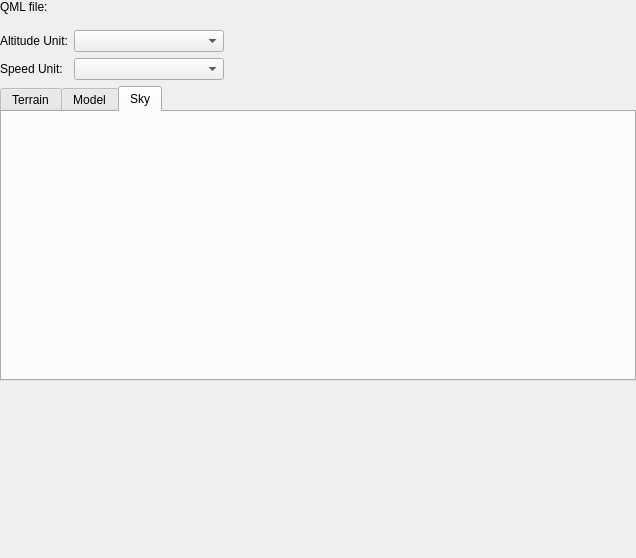
This is ground/openpilotgcs/src/plugins/pfdqml/pfdqmlgadgetoptionspage.ui in librepilot/LibrePilot as Qt 5 draws it before an edit. The edited form follows.
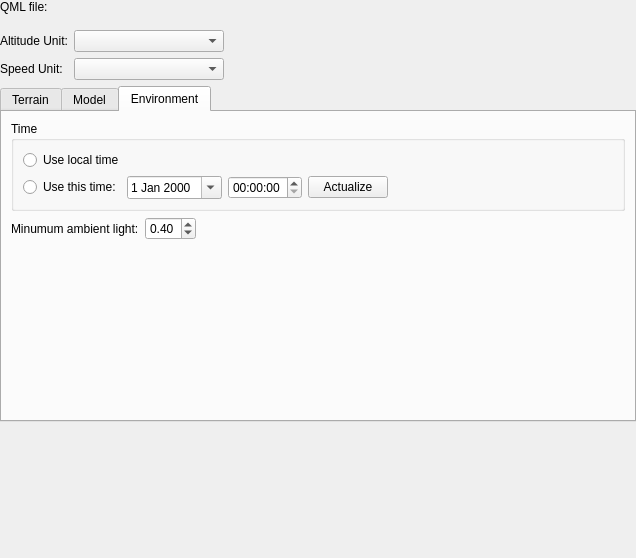
This is the edited form. The open tabs and pages were chosen to show the change. Custom widgets are drawn as their Qt base class.

Commit message: OP-1518 added more options to PFD configuration : time mode, time, minimumAmbientLight, background image

The edit to the form file:
```diff
--- a/ground/openpilotgcs/src/plugins/pfdqml/pfdqmlgadgetoptionspage.ui
+++ b/ground/openpilotgcs/src/plugins/pfdqml/pfdqmlgadgetoptionspage.ui
@@ -136,7 +136,7 @@
        <item>
         <widget class="QTabWidget" name="tabWidget">
          <property name="currentIndex">
-          <number>0</number>
+          <number>2</number>
          </property>
          <widget class="QWidget" name="tab">
           <attribute name="title">
@@ -183,6 +183,12 @@
                </layout>
               </item>
               <item>
+               <widget class="QGroupBox" name="groupBox_2">
+                <property name="title">
+                 <string>Location</string>
+                </property>
+                <layout class="QVBoxLayout" name="verticalLayout_9">
+                 <item>
                <widget class="QRadioButton" name="useGPSLocation">
                 <property name="text">
                  <string>Use GPS location</string>
@@ -218,6 +224,9 @@
                   </property>
                  </widget>
                 </item>
+                   <item row="2" column="1">
+                    <widget class="QLineEdit" name="altitude"/>
+                   </item>
                 <item row="0" column="1">
                  <widget class="QLineEdit" name="latitude"/>
                 </item>
@@ -238,17 +247,36 @@
                   </property>
                  </widget>
                 </item>
-                <item row="2" column="1">
-                 <widget class="QLineEdit" name="altitude"/>
-                </item>
-               </layout>
+                   <item row="1" column="2">
+                    <spacer name="horizontalSpacer">
+                     <property name="orientation">
+                      <enum>Qt::Horizontal</enum>
+                     </property>
+                     <property name="sizeHint" stdset="0">
+                      <size>
+                       <width>40</width>
+                       <height>20</height>
+                      </size>
+                     </property>
+                    </spacer>
+                   </item>
+                  </layout>
+                 </item>
+                </layout>
+                <zorder>label_2</zorder>
+                <zorder>useGPSLocation</zorder>
+                <zorder>useGPSLocation</zorder>
+                <zorder>useHomeLocation</zorder>
+                <zorder>usePredefinedLocation</zorder>
+                <zorder></zorder>
+               </widget>
               </item>
               <item>
                <layout class="QHBoxLayout" name="horizontalLayout_4">
                 <item>
                  <widget class="QCheckBox" name="useOnlyCache">
                   <property name="enabled">
-                   <bool>false</bool>
+                   <bool>true</bool>
                   </property>
                   <property name="text">
                    <string>Use only cache data</string>
@@ -313,6 +341,14 @@
                </widget>
               </item>
               <item>
+               <layout class="QHBoxLayout" name="horizontalLayout_6">
+                <property name="leftMargin">
+                 <number>0</number>
+                </property>
+                <property name="topMargin">
+                 <number>0</number>
+                </property>
+                <item>
                <widget class="QRadioButton" name="usePredefinedModel">
                 <property name="enabled">
                  <bool>false</bool>
@@ -330,13 +366,6 @@
                 <property name="bottomMargin">
                  <number>0</number>
                 </property>
-                <item>
-                 <widget class="QLabel" name="label_8">
-                  <property name="text">
-                   <string>Model file:</string>
-                  </property>
-                 </widget>
-                </item>
                 <item>
                  <widget class="Utils::PathChooser" name="modelFile" native="true">
                   <property name="sizePolicy">
@@ -349,6 +378,25 @@
                 </item>
                </layout>
               </item>
+               </layout>
+              </item>
+             </layout>
+            </widget>
+           </item>
+           <item>
+            <layout class="QHBoxLayout" name="horizontalLayout_7">
+             <item>
+              <widget class="QLabel" name="label_8">
+               <property name="text">
+                <string>Background image:</string>
+               </property>
+              </widget>
+             </item>
+             <item>
+              <widget class="Utils::PathChooser" name="backgroundImageFile" native="true"/>
+             </item>
+            </layout>
+           </item>
               <item>
                <spacer name="verticalSpacer_2">
                 <property name="orientation">
@@ -364,13 +412,125 @@
               </item>
              </layout>
             </widget>
-           </item>
-          </layout>
-         </widget>
          <widget class="QWidget" name="tab_2">
           <attribute name="title">
-           <string>Sky</string>
+           <string>Environment</string>
           </attribute>
+          <layout class="QVBoxLayout" name="verticalLayout_7">
+           <item>
+            <widget class="QGroupBox" name="groupBox">
+             <property name="title">
+              <string>Time</string>
+             </property>
+             <layout class="QVBoxLayout" name="verticalLayout_8">
+              <item>
+               <widget class="QRadioButton" name="useLocalTime">
+                <property name="text">
+                 <string>Use local time</string>
+                </property>
+               </widget>
+              </item>
+              <item>
+               <layout class="QHBoxLayout" name="horizontalLayout_5">
+                <property name="leftMargin">
+                 <number>0</number>
+                </property>
+                <property name="topMargin">
+                 <number>0</number>
+                </property>
+                <item>
+                 <widget class="QRadioButton" name="usePredefinedTime">
+                  <property name="text">
+                   <string>Use this time:</string>
+                  </property>
+                 </widget>
+                </item>
+                <item>
+                 <widget class="QDateEdit" name="dateEdit">
+                  <property name="calendarPopup">
+                   <bool>true</bool>
+                  </property>
+                 </widget>
+                </item>
+                <item>
+                 <widget class="QTimeEdit" name="timeEdit"/>
+                </item>
+                <item>
+                 <widget class="QPushButton" name="actualizeDateTimeButton">
+                  <property name="text">
+                   <string>Actualize</string>
+                  </property>
+                 </widget>
+                </item>
+                <item>
+                 <spacer name="horizontalSpacer_3">
+                  <property name="orientation">
+                   <enum>Qt::Horizontal</enum>
+                  </property>
+                  <property name="sizeHint" stdset="0">
+                   <size>
+                    <width>40</width>
+                    <height>20</height>
+                   </size>
+                  </property>
+                 </spacer>
+                </item>
+               </layout>
+              </item>
+             </layout>
+            </widget>
+           </item>
+           <item>
+            <layout class="QHBoxLayout" name="horizontalLayout_8">
+             <item>
+              <widget class="QLabel" name="label_9">
+               <property name="text">
+                <string>Minumum ambient light:</string>
+               </property>
+              </widget>
+             </item>
+             <item>
+              <widget class="QDoubleSpinBox" name="minAmbientLightSpinBox">
+               <property name="maximum">
+                <double>1.000000000000000</double>
+               </property>
+               <property name="singleStep">
+                <double>0.100000000000000</double>
+               </property>
+               <property name="value">
+                <double>0.400000000000000</double>
+               </property>
+              </widget>
+             </item>
+             <item>
+              <spacer name="horizontalSpacer_4">
+               <property name="orientation">
+                <enum>Qt::Horizontal</enum>
+               </property>
+               <property name="sizeHint" stdset="0">
+                <size>
+                 <width>40</width>
+                 <height>20</height>
+                </size>
+               </property>
+              </spacer>
+             </item>
+            </layout>
+           </item>
+           <item>
+            <spacer name="verticalSpacer_3">
+             <property name="orientation">
+              <enum>Qt::Vertical</enum>
+             </property>
+             <property name="sizeHint" stdset="0">
+              <size>
+               <width>20</width>
+               <height>40</height>
+              </size>
+             </property>
+            </spacer>
+           </item>
+          </layout>
          </widget>
         </widget>
        </item>
```
Lines whose indentation alone changed are shown as unchanged. The commit also changes 8 other files.
